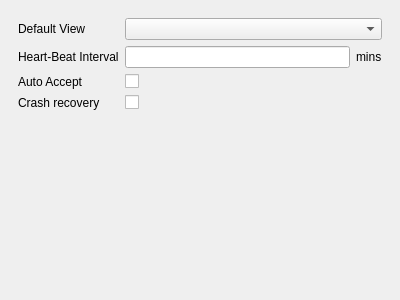
Above: Qt/Components/Resources/UI/pqApplicationOptions.ui from wildmichael/ParaView3-enhancements-old before the change. Below: the same form after it.
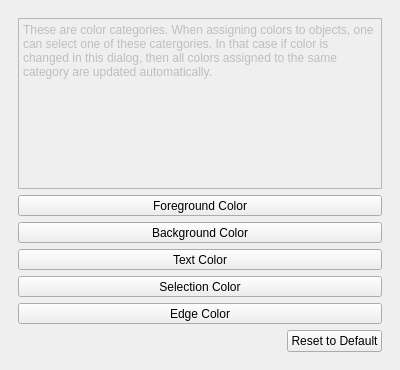
That is the form after the change. Custom widgets are drawn as their Qt base class.

Commit message: ENH: Fixed BUG #6695. Adding notion of "global properties" which can be edited from application settings. Solid color etc. can be set as one of the global properties and then when one changes the global properties, it changes all objects that are linked to it. Currently only colors are provided as global properties but can be extended to other types such as line thickness etc.

```diff
--- a/Qt/Components/Resources/UI/pqApplicationOptions.ui
+++ b/Qt/Components/Resources/UI/pqApplicationOptions.ui
@@ -6,7 +6,7 @@
     <x>0</x>
     <y>0</y>
     <width>400</width>
-    <height>300</height>
+    <height>370</height>
    </rect>
   </property>
   <property name="windowTitle" >
@@ -31,7 +31,7 @@
    <item>
     <widget class="QStackedWidget" name="stackedWidget" >
      <property name="currentIndex" >
-      <number>0</number>
+      <number>1</number>
      </property>
      <widget class="QWidget" name="General" >
       <layout class="QGridLayout" >
@@ -121,11 +121,142 @@
        </item>
       </layout>
      </widget>
+     <widget class="QWidget" name="Colors" >
+      <layout class="QVBoxLayout" >
+       <item>
+        <widget class="QTextEdit" name="textEdit" >
+         <property name="enabled" >
+          <bool>false</bool>
+         </property>
+         <property name="readOnly" >
+          <bool>true</bool>
+         </property>
+         <property name="html" >
+          <string>&lt;html>&lt;head>&lt;meta name="qrichtext" content="1" />&lt;style type="text/css">
+p, li { white-space: pre-wrap; }
+&lt;/style>&lt;/head>&lt;body style=" font-family:'Helvetica'; font-size:9pt; font-weight:400; font-style:normal;">
+&lt;p style=" margin-top:0px; margin-bottom:0px; margin-left:0px; margin-right:0px; -qt-block-indent:0; text-indent:0px;">These are color categories. When assigning colors to objects, one can select one of these catergories. In that case if color is changed in this dialog, then all colors assigned to the same category are updated automatically.&lt;/p>&lt;/body>&lt;/html></string>
+         </property>
+         <property name="acceptRichText" >
+          <bool>false</bool>
+         </property>
+        </widget>
+       </item>
+       <item>
+        <widget class="pqColorChooserButton" name="ForegroundColor" >
+         <property name="sizePolicy" >
+          <sizepolicy vsizetype="Fixed" hsizetype="Minimum" >
+           <horstretch>0</horstretch>
+           <verstretch>0</verstretch>
+          </sizepolicy>
+         </property>
+         <property name="text" >
+          <string>Foreground Color</string>
+         </property>
+        </widget>
+       </item>
+       <item>
+        <widget class="pqColorChooserButton" name="BackgroundColor" >
+         <property name="sizePolicy" >
+          <sizepolicy vsizetype="Fixed" hsizetype="Minimum" >
+           <horstretch>0</horstretch>
+           <verstretch>0</verstretch>
+          </sizepolicy>
+         </property>
+         <property name="text" >
+          <string>Background Color</string>
+         </property>
+        </widget>
+       </item>
+       <item>
+        <widget class="pqColorChooserButton" name="TextAnnotationColor" >
+         <property name="sizePolicy" >
+          <sizepolicy vsizetype="Fixed" hsizetype="Minimum" >
+           <horstretch>0</horstretch>
+           <verstretch>0</verstretch>
+          </sizepolicy>
+         </property>
+         <property name="text" >
+          <string>Text Color</string>
+         </property>
+        </widget>
+       </item>
+       <item>
+        <widget class="pqColorChooserButton" name="SelectionColor" >
+         <property name="sizePolicy" >
+          <sizepolicy vsizetype="Fixed" hsizetype="Minimum" >
+           <horstretch>0</horstretch>
+           <verstretch>0</verstretch>
+          </sizepolicy>
+         </property>
+         <property name="text" >
+          <string>Selection Color</string>
+         </property>
+        </widget>
+       </item>
+       <item>
+        <widget class="pqColorChooserButton" name="EdgeColor" >
+         <property name="sizePolicy" >
+          <sizepolicy vsizetype="Fixed" hsizetype="Minimum" >
+           <horstretch>0</horstretch>
+           <verstretch>0</verstretch>
+          </sizepolicy>
+         </property>
+         <property name="text" >
+          <string>Edge Color</string>
+         </property>
+        </widget>
+       </item>
+       <item>
+        <layout class="QHBoxLayout" >
+         <item>
+          <spacer>
+           <property name="orientation" >
+            <enum>Qt::Horizontal</enum>
+           </property>
+           <property name="sizeHint" >
+            <size>
+             <width>40</width>
+             <height>20</height>
+            </size>
+           </property>
+          </spacer>
+         </item>
+         <item>
+          <widget class="QPushButton" name="ResetColorsToDefault" >
+           <property name="text" >
+            <string>Reset to Default</string>
+           </property>
+          </widget>
+         </item>
+        </layout>
+       </item>
+       <item>
+        <spacer>
+         <property name="orientation" >
+          <enum>Qt::Vertical</enum>
+         </property>
+         <property name="sizeHint" >
+          <size>
+           <width>364</width>
+           <height>16</height>
+          </size>
+         </property>
+        </spacer>
+       </item>
+      </layout>
+     </widget>
     </widget>
    </item>
   </layout>
  </widget>
- <includes/>
+ <customwidgets>
+  <customwidget>
+   <class>pqColorChooserButton</class>
+   <extends>QToolButton</extends>
+   <header>pqColorChooserButton.h</header>
+  </customwidget>
+ </customwidgets>
  <resources/>
  <connections/>
  <designerdata>
```
The commit also changes 32 other files.
